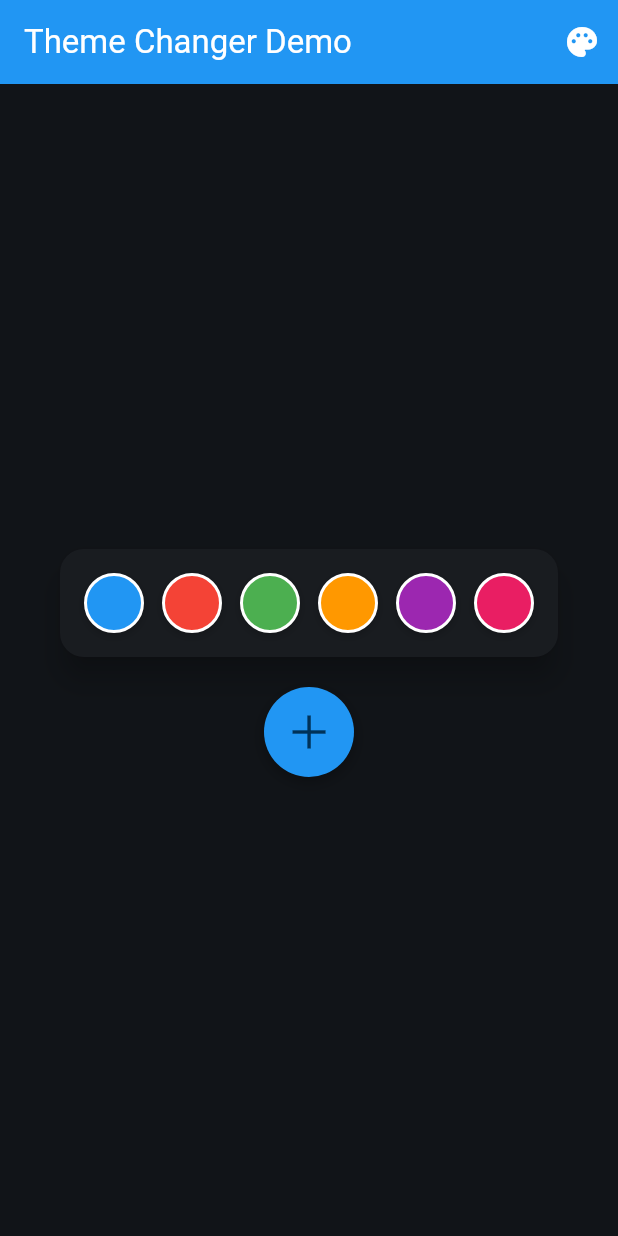
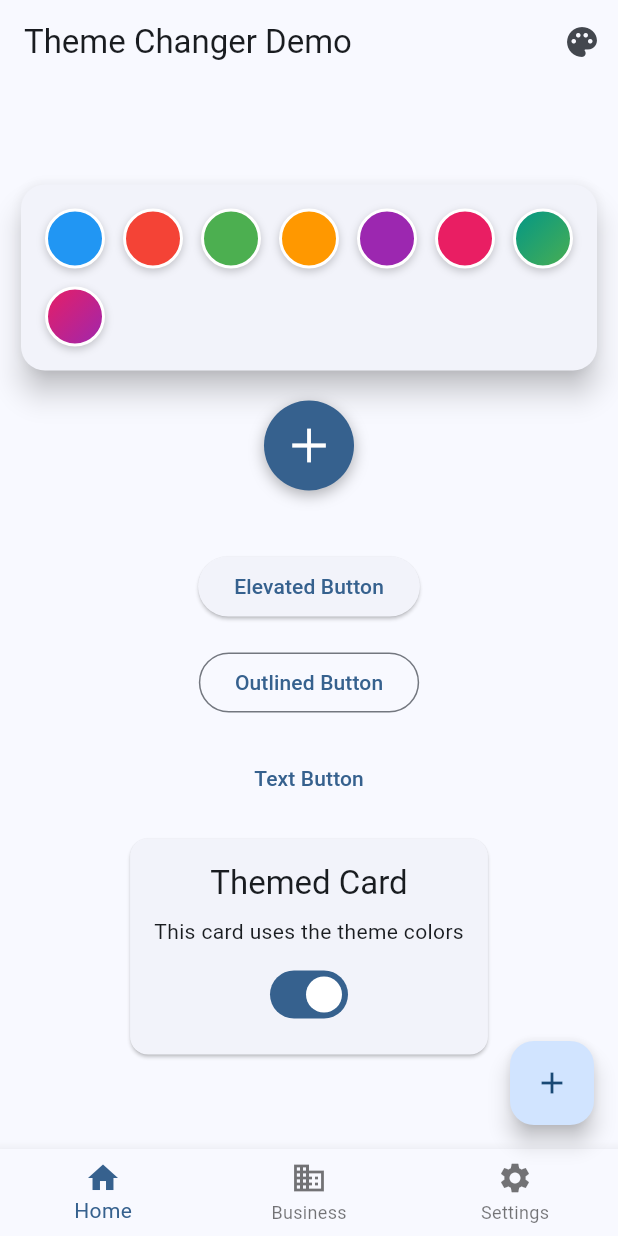
Before and after one commit to erfanalizada/flutter_theme_changer_erfan, a Flutter app: the screen it shows after launch, after a tap on the "color lens" icon, on a phone screen of 412 x 824 dp. Run offline on Flutter 3.47's test engine with Material 3 defaults, Android fonts, the light colour scheme and no system bars; our stand-ins replace flutter_riverpod, shared_preferences.

Commit message:
gradient functionality added

```diff
--- a/lib/main.dart
+++ b/lib/main.dart
@@ -18,8 +18,21 @@ class MyApp extends StatelessWidget {
   }
 }
 
-class ThemeChangerDemo extends StatelessWidget {
+class ThemeChangerDemo extends StatefulWidget {
   const ThemeChangerDemo({super.key});
+
+  @override
+  State<ThemeChangerDemo> createState() => _ThemeChangerDemoState();
+}
+
+class _ThemeChangerDemoState extends State<ThemeChangerDemo> {
+  int _selectedIndex = 0;
+
+  void _onItemTapped(int index) {
+    setState(() {
+      _selectedIndex = index;
+    });
+  }
 
   @override
   Widget build(BuildContext context) {
@@ -27,11 +40,98 @@ class ThemeChangerDemo extends StatelessWidget {
       appBar: AppBar(
         title: const Text('Theme Changer Demo'),
         actions: const [
-          ThemeDialogButton(availableColors: [Colors.red, Colors.blue, Colors.green],),
+          ThemeDialogButton(
+            availableColors: [Colors.red, Colors.blue, Colors.green],
+            gradientColors: [
+              [Colors.purple, Colors.deepPurple],
+              [Colors.orange, Colors.deepOrange, Colors.red],
+              [Colors.lightBlue, Colors.blue, Colors.indigo, Colors.purple],
+            ],
+          ),
         ],
       ),
-      body: const Center(
-        child: ThemeColorPickerWidget(),
+      body: Center(
+        child: Column(
+          mainAxisAlignment: MainAxisAlignment.center,
+          children: [
+            // Theme color picker widget
+            const ThemeColorPickerWidget(
+              gradientColors: [
+                [Colors.teal, Colors.green],
+                [Colors.pink, Colors.purple],
+              ],
+            ),
+            const SizedBox(height: 40),
+
+            // Various button types to show theme effects
+            ElevatedButton(
+              onPressed: () {},
+              child: const Text('Elevated Button'),
+            ),
+            const SizedBox(height: 16),
+
+            OutlinedButton(
+              onPressed: () {},
+              child: const Text('Outlined Button'),
+            ),
+            const SizedBox(height: 16),
+
+            TextButton(
+              onPressed: () {},
+              child: const Text('Text Button'),
+            ),
+            const SizedBox(height: 16),
+
+            // Card with content
+            Card(
+              margin: const EdgeInsets.symmetric(horizontal: 20),
+              child: Padding(
+                padding: const EdgeInsets.all(16.0),
+                child: Column(
+                  children: [
+                    Text(
+                      'Themed Card',
+                      style: Theme.of(context).textTheme.titleLarge,
+                    ),
+                    const SizedBox(height: 8),
+                    Text(
+                      'This card uses the theme colors',
+                      style: Theme.of(context).textTheme.bodyMedium,
+                    ),
+                    const SizedBox(height: 8),
+                    Switch(
+                      value: true,
+                      onChanged: (value) {},
+                    ),
+                  ],
+                ),
+              ),
+            ),
+          ],
+        ),
+      ),
+      bottomNavigationBar: BottomNavigationBar(
+        items: const <BottomNavigationBarItem>[
+          BottomNavigationBarItem(
+            icon: Icon(Icons.home),
+            label: 'Home',
+          ),
+          BottomNavigationBarItem(
+            icon: Icon(Icons.business),
+            label: 'Business',
+          ),
+          BottomNavigationBarItem(
+            icon: Icon(Icons.settings),
+            label: 'Settings',
+          ),
+        ],
+        currentIndex: _selectedIndex,
+        onTap: _onItemTapped,
+      ),
+      floatingActionButton: FloatingActionButton(
+        onPressed: () {},
+        tooltip: 'Add',
+        child: const Icon(Icons.add),
       ),
     );
   }
--- a/lib/src/theme_color_picker_widget.dart
+++ b/lib/src/theme_color_picker_widget.dart
@@ -13,9 +13,12 @@ class ThemeColorPickerWidget extends ConsumerStatefulWidget {
       Colors.purple,
       Colors.pink,
     ],
+    this.gradientColors = const [],
   });
 
   final List<Color> availableColors;
+  /// List of gradient color sets, each containing 2-4 colors
+  final List<List<Color>> gradientColors;
 
   @override
   ConsumerState<ThemeColorPickerWidget> createState() =>
@@ -55,9 +58,12 @@ class _ThemeColorPickerWidgetState
                   child: Wrap(
                     spacing: 12,
                     runSpacing: 12,
-                    children: widget.availableColors
-                        .map((color) => _buildColorButton(color))
-                        .toList(),
+                    children: [
+                      ...widget.availableColors
+                          .map((color) => _buildColorButton(color)),
+                      ...widget.gradientColors
+                          .map((colors) => _buildGradientButton(colors)),
+                    ],
                   ),
                 ),
               ),
@@ -80,6 +86,37 @@ class _ThemeColorPickerWidgetState
         height: 40,
         decoration: BoxDecoration(
           color: color,
+          shape: BoxShape.circle,
+          border: Border.all(color: Colors.white, width: 2),
+          boxShadow: [
+            BoxShadow(
+              color: Colors.black.withValues(alpha: 0.2),
+              blurRadius: 4,
+              offset: const Offset(0, 2),
+            ),
+          ],
+        ),
+      ),
+    );
+  }
+
+  Widget _buildGradientButton(List<Color> colors) {
+    return InkWell(
+      onTap: () {
+        // For gradients, we'll use the first color as the primary theme color
+        ref.read(themeProvider.notifier).updateTheme(colors.first);
+        _toggleExpanded();
+      },
+      borderRadius: BorderRadius.circular(20),
+      child: Container(
+        width: 40,
+        height: 40,
+        decoration: BoxDecoration(
+          gradient: LinearGradient(
+            colors: colors,
+            begin: Alignment.topLeft,
+            end: Alignment.bottomRight,
+          ),
           shape: BoxShape.circle,
           border: Border.all(color: Colors.white, width: 2),
           boxShadow: [
--- a/lib/src/theme_controller.dart
+++ b/lib/src/theme_controller.dart
@@ -3,127 +3,55 @@ import 'package:flutter_riverpod/flutter_riverpod.dart';
 import 'package:shared_preferences/shared_preferences.dart';
 
 class ThemeNotifier extends StateNotifier<ThemeData> {
-  ThemeNotifier() : super(_createTheme(Colors.blue)) {
-    // Load saved theme when initialized
-    loadSavedTheme();
-  }
+  ThemeNotifier() : super(_defaultTheme);
 
-  // Keep track of the actual selected color
-  Color _selectedColor = Colors.blue;
+  static final _defaultTheme = ThemeData(
+    colorScheme: ColorScheme.fromSeed(seedColor: Colors.blue),
+    useMaterial3: true,
+  );
 
-  static const String _themeColorKey = 'theme_color';
-  static const String _themeBrightnessKey = 'theme_brightness';
+  void updateTheme(Color primaryColor) {
+    final colorScheme = ColorScheme.fromSeed(
+      seedColor: primaryColor,
+      brightness: Brightness.light,
+    );
 
-  static ThemeData _createTheme(Color color, [Brightness? forcedBrightness]) {
-    final brightness = forcedBrightness ?? ThemeData.estimateBrightnessForColor(color);
-    final contrastColor =
-        brightness == Brightness.light ? Colors.black : Colors.white;
+    state = ThemeData(
+      colorScheme: colorScheme,
+      useMaterial3: true,
 
-    return ThemeData(
-      colorScheme: ColorScheme.fromSeed(
-        seedColor: color,
-        brightness: brightness,
-        // Explicitly set primary to the exact color to prevent Material's color algorithm from changing it
-        primary: color,
+      // AppBar theme - using primary color instead of primaryContainer
+      appBarTheme: AppBarTheme(
+        backgroundColor: colorScheme.primary,
+        foregroundColor: colorScheme.onPrimary,
       ),
-      primaryColor: color, // Set primary color directly
-      useMaterial3: true,
+
+      // Button themes
       elevatedButtonTheme: ElevatedButtonThemeData(
         style: ElevatedButton.styleFrom(
-          backgroundColor: color, // Use exact color
-          foregroundColor: contrastColor,
+          backgroundColor: colorScheme.primary,
+          foregroundColor: colorScheme.onPrimary,
         ),
       ),
-      outlinedButtonTheme: OutlinedButtonThemeData(
-        style: OutlinedButton.styleFrom(foregroundColor: color),
+
+      // FloatingActionButton theme
+      floatingActionButtonTheme: FloatingActionButtonThemeData(
+        backgroundColor: colorScheme.primary,
+        foregroundColor: colorScheme.onPrimary,
       ),
-      textButtonTheme: TextButtonThemeData(
-        style: TextButton.styleFrom(foregroundColor: color),
+
+      // BottomNavigationBar theme
+      bottomNavigationBarTheme: BottomNavigationBarThemeData(
+        selectedItemColor: colorScheme.primary,
+        unselectedItemColor: colorScheme.onSurfaceVariant,
       ),
-      inputDecorationTheme: _createInputDecorationTheme(color),
-      dropdownMenuTheme: _createDropdownMenuTheme(color),
-      appBarTheme: AppBarTheme(
-        backgroundColor: color,
-        foregroundColor: contrastColor,
-      ),
-      bottomNavigationBarTheme: BottomNavigationBarThemeData(
-        backgroundColor: color,
-        selectedItemColor: Colors.white,
-        unselectedItemColor: Colors.white.withValues(alpha: 0.6),
-        type: BottomNavigationBarType.fixed,
-        elevation: 0,
+
+      // Card theme
+      cardTheme: CardTheme(
+        color: colorScheme.surface,
+        shadowColor: colorScheme.shadow,
       ),
     );
-  }
-
-  static InputDecorationTheme _createInputDecorationTheme(Color color) {
-    return InputDecorationTheme(
-      focusedBorder: OutlineInputBorder(borderSide: BorderSide(color: color)),
-      enabledBorder: OutlineInputBorder(
-        borderSide: BorderSide(color: Colors.grey.shade400),
-      ),
-      focusedErrorBorder:
-          OutlineInputBorder(borderSide: BorderSide(color: color)),
-      errorBorder: const OutlineInputBorder(
-        borderSide: BorderSide(color: Colors.red),
-      ),
-      iconColor: color,
-      focusColor: color,
-    );
-  }
-
-  static DropdownMenuThemeData _createDropdownMenuTheme(Color color) {
-    return DropdownMenuThemeData(
-      inputDecorationTheme: InputDecorationTheme(
-        focusedBorder: OutlineInputBorder(borderSide: BorderSide(color: color)),
-        enabledBorder: OutlineInputBorder(
-          borderSide: BorderSide(color: Colors.grey.shade400),
-        ),
-      ),
-      menuStyle: MenuStyle(
-        backgroundColor: const WidgetStatePropertyAll(Colors.white),
-        surfaceTintColor: WidgetStatePropertyAll(color),
-      ),
-    );
-  }
-
-  Future<void> saveThemePreference() async {
-    final prefs = await SharedPreferences.getInstance();
-    // Store the EXACT selected color, not the one from the theme
-    await prefs.setInt(_themeColorKey, _selectedColor.value);
-    // Store the brightness value
-    await prefs.setBool(_themeBrightnessKey,
-        state.colorScheme.brightness == Brightness.dark);
-  }
-
-  Future<void> loadSavedTheme() async {
-    final prefs = await SharedPreferences.getInstance();
-    final colorValue = prefs.getInt(_themeColorKey);
-    final isDark = prefs.getBool(_themeBrightnessKey);
-
-    if (colorValue != null) {
-      try {
-        final color = Color(colorValue);
-        print('Loading color: 0x${color.value.toRadixString(16)}'); // Debug print
-        _selectedColor = color;
-
-        // If brightness was saved, use it; otherwise calculate from color
-        final brightness = isDark != null
-            ? (isDark ? Brightness.dark : Brightness.light)
-            : ThemeData.estimateBrightnessForColor(color);
-
-        state = _createTheme(color, brightness);
-      } catch (e) {
-        // If there's an error parsing the color, keep the default theme
-      }
-    }
-  }
-
-  void updateTheme(Color color) {
-    print('Saving color: 0x${color.value.toRadixString(16)}'); // Debug print
-    _selectedColor = color;
-    state = _createTheme(color);
-    saveThemePreference();
   }
 }
 
--- a/lib/src/theme_dialog_button.dart
+++ b/lib/src/theme_dialog_button.dart
@@ -13,11 +13,15 @@ class ThemeDialogButton extends StatelessWidget {
       Colors.purple,
       Colors.pink,
     ],
+    this.gradientColors = const [],
     this.icon = const Icon(Icons.palette),
   });
 
   /// The list of colors to display in the color picker dialog
   final List<Color> availableColors;
+
+  /// The list of gradient color sets, each containing 2-4 colors
+  final List<List<Color>> gradientColors;
 
   /// The icon to display in the button
   final Widget icon;
@@ -34,6 +38,7 @@ class ThemeDialogButton extends StatelessWidget {
               padding: const EdgeInsets.all(20.0),
               child: ThemeColorPickerWidget(
                 availableColors: availableColors,
+                gradientColors: gradientColors,
               ),
             ),
           ),
```
